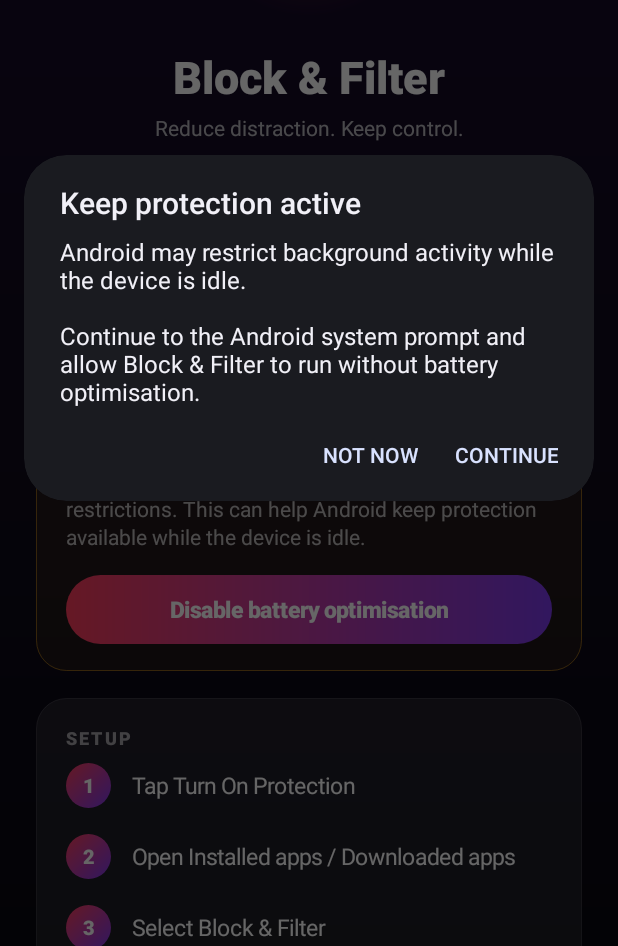
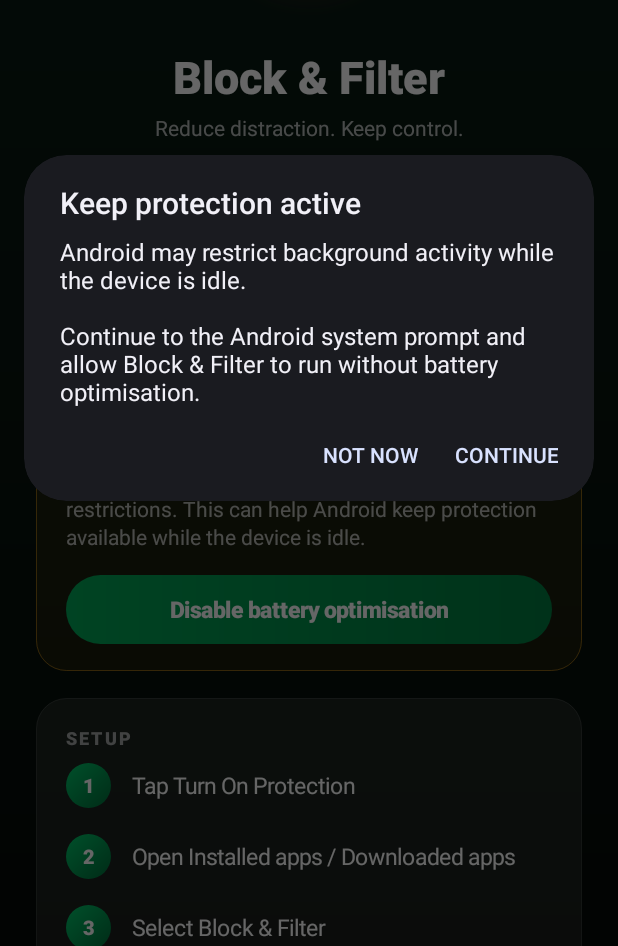
Before and after one commit to lingarajshivam-dev/Reels-Blocker, an Android app: the screen it shows after launch (MainActivity), after a tap on "Disable battery optimisation", on a phone screen of 412 x 824 dp, the part 290-1236 px from its top. Run offline under Robolectric (Android 15) with nearby library versions, the phone set to English and light mode, and no system bars.

Commit message:
Update MainActivity.java

```diff
--- a/app/src/main/java/com/example/invisibleblocker/MainActivity.java
+++ b/app/src/main/java/com/example/invisibleblocker/MainActivity.java
@@ -28,23 +28,12 @@ import android.widget.Toast;
 
 public class MainActivity extends Activity {
 
-    private static final int RED =
-            Color.parseColor("#FF3B5C");
-
-    private static final int PURPLE =
-            Color.parseColor("#7C3AED");
-
-    private static final int GREEN =
-            Color.parseColor("#00D98B");
-
-    private static final int AMBER =
-            Color.parseColor("#FFB020");
-
-    private static final int TEXT_DIM =
-            Color.parseColor("#B3FFFFFF");
-
-    private static final int CARD =
-            Color.parseColor("#16FFFFFF");
+    private static final int RED = Color.parseColor("#FF3B5C");
+    private static final int PURPLE = Color.parseColor("#7C3AED");
+    private static final int GREEN = Color.parseColor("#00D98B");
+    private static final int AMBER = Color.parseColor("#FFB020");
+    private static final int TEXT_DIM = Color.parseColor("#B3FFFFFF");
+    private static final int CARD = Color.parseColor("#16FFFFFF");
 
     private View glowRing;
 
@@ -65,32 +54,23 @@ public class MainActivity extends Activity {
     private ObjectAnimator pulseX;
     private ObjectAnimator pulseY;
 
+    // =========================================================
+    // ACTIVITY
+    // =========================================================
+
     @Override
     protected void onCreate(Bundle savedInstanceState) {
         super.onCreate(savedInstanceState);
 
         configureWindow();
 
-        ScrollView scrollView =
-                new ScrollView(this);
-
+        ScrollView scrollView = new ScrollView(this);
         scrollView.setFillViewport(true);
-
-        scrollView.setBackground(
-                createScreenBackground()
-        );
-
-        LinearLayout root =
-                new LinearLayout(this);
-
-        root.setOrientation(
-                LinearLayout.VERTICAL
-        );
-
-        root.setGravity(
-                Gravity.CENTER_HORIZONTAL
-        );
-
+        scrollView.setBackground(createScreenBackground());
+
+        LinearLayout root = new LinearLayout(this);
+        root.setOrientation(LinearLayout.VERTICAL);
+        root.setGravity(Gravity.CENTER_HORIZONTAL);
         root.setPadding(
                 dp(24),
                 dp(36),
@@ -114,21 +94,41 @@ public class MainActivity extends Activity {
         prepareGlowAnimation();
     }
 
-    // =========================================================
-    // WINDOW
+    @Override
+    protected void onResume() {
+        super.onResume();
+
+        updateUi();
+        updateBatteryCard();
+    }
+
+    @Override
+    protected void onPause() {
+        super.onPause();
+
+        if (pulseX != null) {
+            pulseX.cancel();
+        }
+
+        if (pulseY != null) {
+            pulseY.cancel();
+        }
+    }
+
+    // =========================================================
+    // WINDOW / BACKGROUND
     // =========================================================
 
     private void configureWindow() {
 
-        Window window =
-                getWindow();
+        Window window = getWindow();
 
         window.setStatusBarColor(
-                Color.parseColor("#140A25")
+                Color.parseColor("#07120C")
         );
 
         window.setNavigationBarColor(
-                Color.parseColor("#08080F")
+                Color.parseColor("#050A07")
         );
     }
 
@@ -137,9 +137,9 @@ public class MainActivity extends Activity {
         return new GradientDrawable(
                 GradientDrawable.Orientation.TOP_BOTTOM,
                 new int[]{
-                        Color.parseColor("#190B2E"),
-                        Color.parseColor("#10091E"),
-                        Color.parseColor("#08080F")
+                        Color.parseColor("#092014"),
+                        Color.parseColor("#07140E"),
+                        Color.parseColor("#050A07")
                 }
         );
     }
@@ -171,13 +171,6 @@ public class MainActivity extends Activity {
         ImageView icon =
                 new ImageView(this);
 
-        /*
-         * IMPORTANT:
-         * The old drawable/ic_launcher.png was deleted.
-         * The new adaptive-icon artwork is:
-         *
-         * drawable/ic_launcher_foreground.png
-         */
         icon.setImageResource(
                 R.drawable.ic_launcher_foreground
         );
@@ -344,7 +337,7 @@ public class MainActivity extends Activity {
     }
 
     // =========================================================
-    // BATTERY OPTIMISATION CARD
+    // BATTERY OPTIMISATION
     // =========================================================
 
     private void addBatteryCard(
@@ -421,7 +414,6 @@ public class MainActivity extends Activity {
                 view -> {
 
                     animatePress(view);
-
                     requestBatteryExemption();
                 }
         );
@@ -445,19 +437,25 @@ public class MainActivity extends Activity {
 
     private boolean isBatteryOptimisationDisabled() {
 
-        PowerManager manager =
+        PowerManager powerManager =
                 (PowerManager)
                         getSystemService(
                                 POWER_SERVICE
                         );
 
-        return manager != null
-                && manager.isIgnoringBatteryOptimizations(
+        return powerManager != null
+                && powerManager.isIgnoringBatteryOptimizations(
                         getPackageName()
                 );
     }
 
     private void updateBatteryCard() {
+
+        if (batteryCard == null
+                || batteryStatusText == null
+                || batteryActionButton == null) {
+            return;
+        }
 
         boolean unrestricted =
                 isBatteryOptimisationDisabled();
@@ -466,8 +464,7 @@ public class MainActivity extends Activity {
 
             batteryStatusText.setText(
                     "Battery restrictions are disabled. " +
-                    "Android can keep Block & Filter available " +
-                    "while the device is idle."
+                    "Block & Filter can remain available while the device is idle."
             );
 
             batteryStatusText.setTextColor(
@@ -518,8 +515,7 @@ public class MainActivity extends Activity {
 
             batteryStatusText.setText(
                     "Allow Block & Filter to run without battery restrictions. " +
-                    "This can help Android keep protection available while " +
-                    "the device is idle."
+                    "This can help Android keep protection available while the device is idle."
             );
 
             batteryStatusText.setTextColor(
@@ -542,8 +538,8 @@ public class MainActivity extends Activity {
                     new GradientDrawable(
                             GradientDrawable.Orientation.LEFT_RIGHT,
                             new int[]{
-                                    RED,
-                                    PURPLE
+                                    Color.parseColor("#00A857"),
+                                    Color.parseColor("#007D40")
                             }
                     );
 
@@ -776,8 +772,8 @@ public class MainActivity extends Activity {
                 new GradientDrawable(
                         GradientDrawable.Orientation.TL_BR,
                         new int[]{
-                                RED,
-                                PURPLE
+                                Color.parseColor("#00C96B"),
+                                Color.parseColor("#006C39")
                         }
                 );
 
@@ -854,8 +850,8 @@ public class MainActivity extends Activity {
                 new GradientDrawable(
                         GradientDrawable.Orientation.LEFT_RIGHT,
                         new int[]{
-                                RED,
-                                PURPLE
+                                Color.parseColor("#00BD63"),
+                                Color.parseColor("#00713D")
                         }
                 );
 
@@ -1026,31 +1022,6 @@ public class MainActivity extends Activity {
                 privacy,
                 params
         );
-    }
-
-    // =========================================================
-    // ACTIVITY STATE
-    // =========================================================
-
-    @Override
-    protected void onResume() {
-        super.onResume();
-
-        updateUi();
-        updateBatteryCard();
-    }
-
-    @Override
-    protected void onPause() {
-        super.onPause();
-
-        if (pulseX != null) {
-            pulseX.cancel();
-        }
-
-        if (pulseY != null) {
-            pulseY.cancel();
-        }
     }
 
     // =========================================================
@@ -1147,7 +1118,7 @@ public class MainActivity extends Activity {
             );
 
             primaryButton.setText(
-                    "Turn On Protection  →"
+                    "Turn On Protection"
             );
 
             restrictedButton.setVisibility(
@@ -1226,10 +1197,9 @@ public class MainActivity extends Activity {
                         "Turn on Block & Filter"
                 )
                 .setMessage(
-                        "Block & Filter uses Android Accessibility to detect " +
-                        "supported Reels and Shorts navigation screens and redirect " +
-                        "the user to the normal application feed.\n\n" +
-                        "The blocking logic runs locally on the device."
+                        "Block & Filter uses Android Accessibility to detect supported " +
+                        "Reels and Shorts screens and return from blocked content.\n\n" +
+                        "Blocking logic runs locally on this device."
                 )
                 .setPositiveButton(
                         "Continue",
@@ -1278,7 +1248,7 @@ public class MainActivity extends Activity {
     }
 
     // =========================================================
-    // RESTRICTED SETTINGS HELPER
+    // RESTRICTED SETTINGS
     // =========================================================
 
     private void showRestrictedSettingsHelp() {
@@ -1291,10 +1261,10 @@ public class MainActivity extends Activity {
                         "Accessibility unavailable?"
                 )
                 .setMessage(
-                        "Android may restrict Accessibility for applications " +
-                        "installed outside an app store.\n\n" +
-                        "Open App Info and check whether Android provides an " +
-                        "option to allow restricted settings."
+                        "Android may restrict Accessibility for applications installed " +
+                        "outside an app store.\n\n" +
+                        "Open App Info and check whether Android provides an option " +
+                        "to allow restricted settings."
                 )
                 .setPositiveButton(
                         "Open App Info",
@@ -1326,7 +1296,7 @@ public class MainActivity extends Activity {
     }
 
     // =========================================================
-    // HIDE / SHOW ICON
+    // HIDE / SHOW LAUNCHER ICON
     // =========================================================
 
     private ComponentName getLauncherAlias() {
@@ -1373,10 +1343,10 @@ public class MainActivity extends Activity {
                         "Hide app icon?"
                 )
                 .setMessage(
-                        "Block & Filter will be removed from the normal launcher.\n\n" +
-                        "The Accessibility Service can continue operating. " +
-                        "Before hiding the icon, make sure the Block & Filter settings " +
-                        "screen can be reopened from Android Accessibility settings."
+                        "Block & Filter will be removed from the normal app launcher.\n\n" +
+                        "The Accessibility Service can continue operating. Before hiding " +
+                        "the icon, ensure Block & Filter can be reopened from Android " +
+                        "Accessibility settings."
                 )
                 .setPositiveButton(
                         "Hide icon",
@@ -1419,7 +1389,7 @@ public class MainActivity extends Activity {
     }
 
     // =========================================================
-    // ANIMATION
+    // ANIMATIONS
     // =========================================================
 
     private void startEntranceAnimation(
@@ -1634,7 +1604,8 @@ public class MainActivity extends Activity {
         );
     }
 
-    private int dp(int value) {
+    private int dp(
+            int value) {
 
         return (int) (
                 value
```
